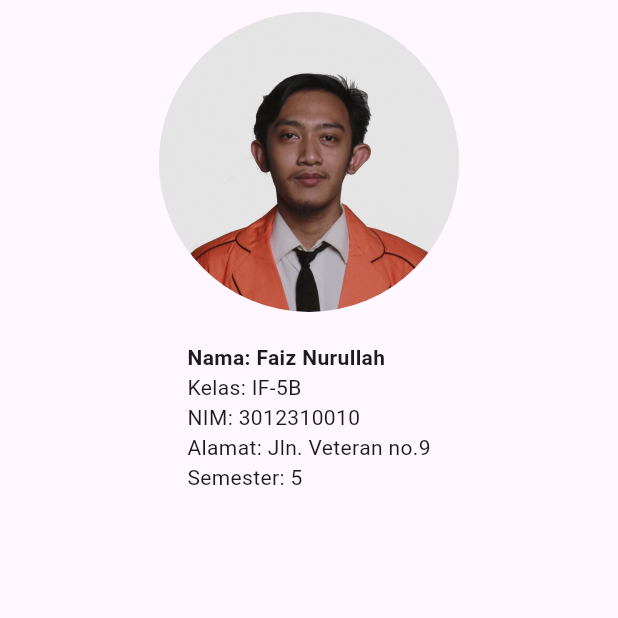
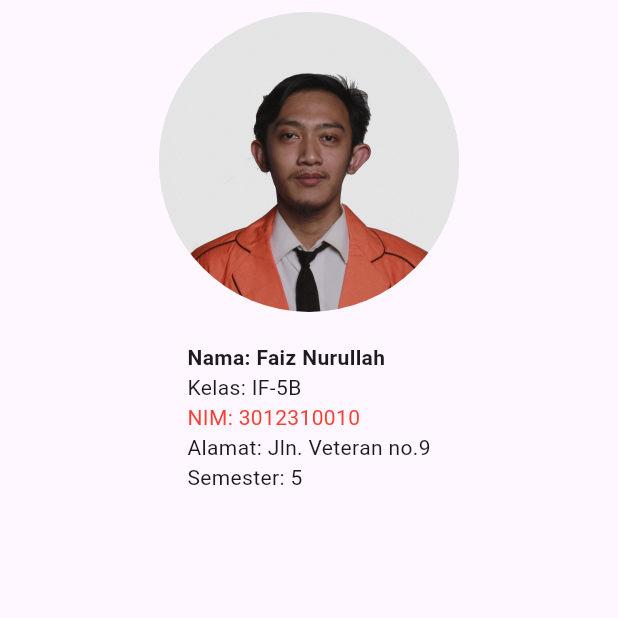
Before and after one commit to Faiznurullah/QuestSatu_0010, a Flutter app: the screen it shows after launch, on a phone screen of 412 x 824 dp, the top half of it. Run offline on Flutter 3.47's test engine with Material 3 defaults, Android fonts, the phone set to English and light mode, and no system bars.

Commit message:
color red style text

```diff
--- a/lib/main.dart
+++ b/lib/main.dart
@@ -60,7 +60,10 @@ class MyWidget extends StatelessWidget {
                   ),
                   ),
               Text("Kelas: IF-5B"),
-              Text("NIM: 3012310010"),
+              Text("NIM: 3012310010",
+              style: TextStyle(
+                color: Colors.red
+              ),),
               Text("Alamat: Jln. Veteran no.9"),
               Text("Semester: 5"),
                 ],
```
